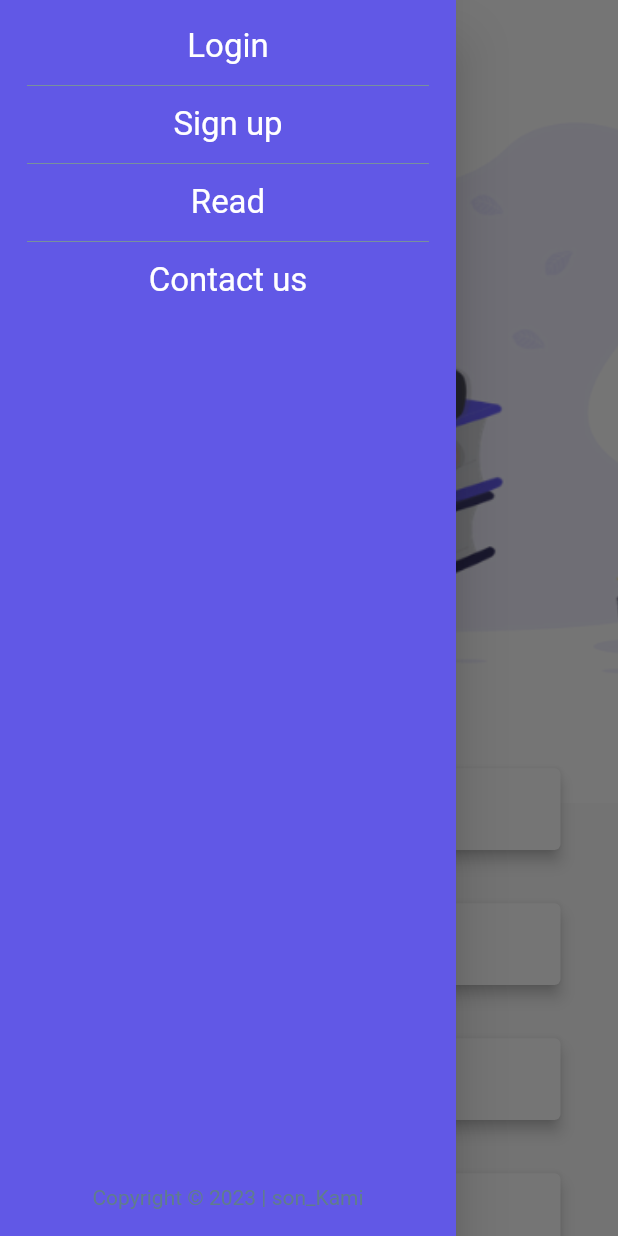
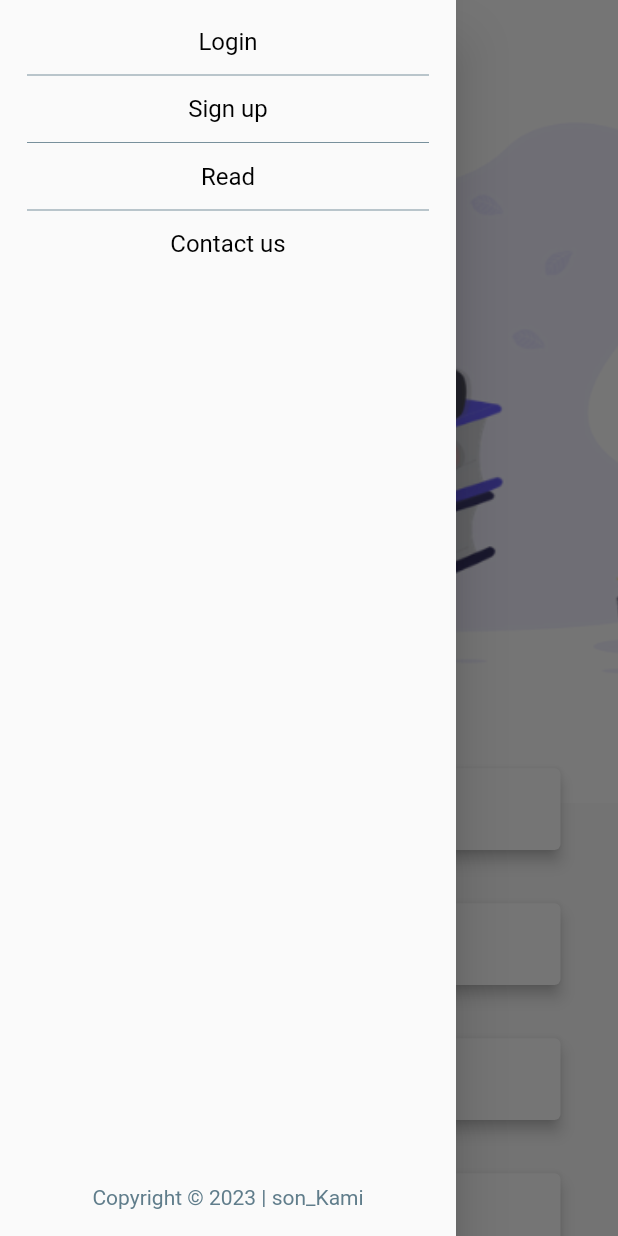
Before and after one commit to Jaysalasi/flutter-web-demo, a Flutter app: the screen it shows after launch, with the side drawer open, on a phone screen of 412 x 824 dp. Run offline on Flutter 3.47's test engine with Material 2 defaults, Android fonts, the phone set to English and light mode, and no system bars; our stand-ins replace carousel_slider; Roboto replaces fonts that are missing (Raleway); statements that could not run were skipped.

Commit message:
changed drawer color

```diff
--- a/lib/screens/home_page.dart
+++ b/lib/screens/home_page.dart
@@ -79,14 +79,12 @@
                     : const SizedBox(
                         height: 0,
                       ),
-                Container(
-                  child: SizedBox(
-                    height: screenSize.height * 0.65,
-                    width: screenSize.width,
-                    child: Image.asset(
-                      'assets/images/background.png',
-                      fit: BoxFit.cover,
-                    ),
+                SizedBox(
+                  height: screenSize.height * 0.65,
+                  width: screenSize.width,
+                  child: Image.asset(
+                    'assets/images/background.png',
+                    fit: BoxFit.cover,
                   ),
                 ),
                 Column(
--- a/lib/widgets/bottom_bar.dart
+++ b/lib/widgets/bottom_bar.dart
@@ -94,7 +94,7 @@
                     const SizedBox(
                       height: 10,
                     ),
-                    Container(
+                    SizedBox(
                       width: MediaQuery.of(context).size.height / 2,
                       child: Column(
                         mainAxisSize: MainAxisSize.min,
@@ -151,7 +151,7 @@
                     // Column(
                     //   children: [Row()],
                     // )
-                    Container(
+                    SizedBox(
                       width: MediaQuery.of(context).size.height / 2,
                       child: Column(
                         mainAxisSize: MainAxisSize.min,
--- a/lib/widgets/menu_drawer.dart
+++ b/lib/widgets/menu_drawer.dart
@@ -7,7 +7,7 @@
   Widget build(BuildContext context) {
     return Drawer(
       child: Container(
-        color: const Color(0xff6158e6),
+        color: const Colors.grey,
         padding: const EdgeInsets.all(18),
         child: Column(
           children: [
@@ -19,8 +19,8 @@
               child: const Text(
                 'Login',
                 style: TextStyle(
-                  color: Colors.white,
-                  fontSize: 22,
+                  color: Colors.black,
+                  fontSize: 16,
                 ),
               ),
             ),
@@ -37,8 +37,8 @@
               child: const Text(
                 'Sign up',
                 style: TextStyle(
-                  color: Colors.white,
-                  fontSize: 22,
+                  color: Colors.black,
+                  fontSize: 16,
                 ),
               ),
             ),
@@ -55,8 +55,8 @@
               child: const Text(
                 'Read',
                 style: TextStyle(
-                  color: Colors.white,
-                  fontSize: 22,
+                  color: Colors.black,
+                  fontSize: 16,
                 ),
               ),
             ),
@@ -73,8 +73,8 @@
               child: const Text(
                 'Contact us',
                 style: TextStyle(
-                  color: Colors.white,
-                  fontSize: 22,
+                  color: Colors.black,
+                  fontSize: 16,
                 ),
               ),
             ),
```
